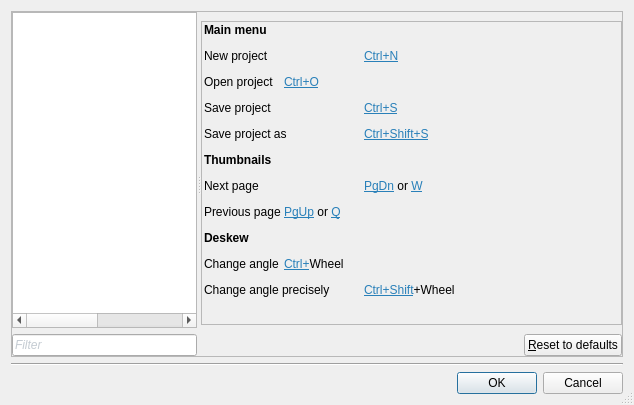
Before: the Qt Designer form ui/SettingsDialog.ui in ImageProcessing-ElectronicPublications/scantailor-deviant, drawn with Qt 5.
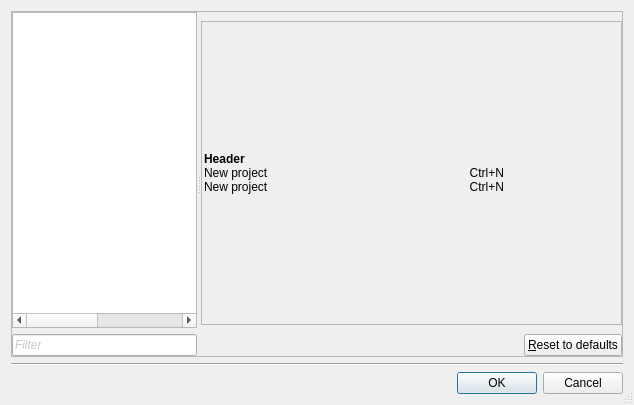
After: the same form once the commit is applied. The open tabs and pages were chosen to show the change. Custom widgets are drawn as their Qt base class.

Commit message: Display hotkeys as html table for portability

Patch:
```diff
--- a/ui/SettingsDialog.ui
+++ b/ui/SettingsDialog.ui
@@ -380,9 +380,9 @@
            <property name="geometry">
             <rect>
              <x>0</x>
-             <y>-8</y>
+             <y>0</y>
              <width>424</width>
-             <height>312</height>
+             <height>301</height>
             </rect>
            </property>
            <layout class="QVBoxLayout" name="verticalLayout_51">
@@ -415,20 +415,22 @@
               <property name="text">
                <string notr="true">&lt;!DOCTYPE HTML PUBLIC &quot;-//W3C//DTD HTML 4.0//EN&quot; &quot;http://www.w3.org/TR/REC-html40/strict.dtd&quot;&gt;
 &lt;html&gt;&lt;head&gt;&lt;meta name=&quot;qrichtext&quot; content=&quot;1&quot; /&gt;&lt;style type=&quot;text/css&quot;&gt;
-p, li { white-space: pre-wrap; }
-&lt;/style&gt;&lt;/head&gt;&lt;body style=&quot; font-family:'Sans Serif'; font-size:9pt; font-weight:400; font-style:normal;&quot;&gt;
-&lt;p style=&quot; margin-top:12px; margin-bottom:12px; margin-left:0px; margin-right:0px; -qt-block-indent:0; text-indent:0px;&quot;&gt;&lt;span style=&quot; font-weight:600;&quot;&gt;Main menu&lt;/span&gt;&lt;/p&gt;
-&lt;p style=&quot; margin-top:12px; margin-bottom:12px; margin-left:0px; margin-right:0px; -qt-block-indent:0; text-indent:0px;&quot;&gt;New project		&lt;a href=&quot;#&quot;&gt;&lt;span style=&quot; text-decoration: underline; color:#2980b9;&quot;&gt;Ctrl+N&lt;/span&gt;&lt;/a&gt;&lt;/p&gt;
-&lt;p style=&quot; margin-top:12px; margin-bottom:12px; margin-left:0px; margin-right:0px; -qt-block-indent:0; text-indent:0px;&quot;&gt;Open project 	&lt;a href=&quot;#&quot;&gt;&lt;span style=&quot; text-decoration: underline; color:#2980b9;&quot;&gt;Ctrl+O&lt;/span&gt;&lt;/a&gt;&lt;/p&gt;
-&lt;p style=&quot; margin-top:12px; margin-bottom:12px; margin-left:0px; margin-right:0px; -qt-block-indent:0; text-indent:0px;&quot;&gt;Save project 		&lt;a href=&quot;#&quot;&gt;&lt;span style=&quot; text-decoration: underline; color:#2980b9;&quot;&gt;Ctrl+S&lt;/span&gt;&lt;/a&gt;&lt;/p&gt;
-&lt;p style=&quot; margin-top:12px; margin-bottom:12px; margin-left:0px; margin-right:0px; -qt-block-indent:0; text-indent:0px;&quot;&gt;Save project as 	&lt;a href=&quot;#&quot;&gt;&lt;span style=&quot; text-decoration: underline; color:#2980b9;&quot;&gt;Ctrl+Shift+S&lt;/span&gt;&lt;/a&gt;&lt;/p&gt;
-&lt;p style=&quot; margin-top:12px; margin-bottom:12px; margin-left:0px; margin-right:0px; -qt-block-indent:0; text-indent:0px;&quot;&gt;&lt;span style=&quot; font-weight:600;&quot;&gt;Thumbnails&lt;/span&gt;&lt;/p&gt;
-&lt;p style=&quot; margin-top:12px; margin-bottom:12px; margin-left:0px; margin-right:0px; -qt-block-indent:0; text-indent:0px;&quot;&gt;Next page		&lt;a href=&quot;#&quot;&gt;&lt;span style=&quot; text-decoration: underline; color:#2980b9;&quot;&gt;PgDn&lt;/span&gt;&lt;/a&gt; or &lt;a href=&quot;#&quot;&gt;&lt;span style=&quot; text-decoration: underline; color:#2980b9;&quot;&gt;W&lt;/span&gt;&lt;/a&gt;&lt;/p&gt;
-&lt;p style=&quot; margin-top:12px; margin-bottom:12px; margin-left:0px; margin-right:0px; -qt-block-indent:0; text-indent:0px;&quot;&gt;Previous page	&lt;a href=&quot;#&quot;&gt;&lt;span style=&quot; text-decoration: underline; color:#2980b9;&quot;&gt;PgUp&lt;/span&gt;&lt;/a&gt; or &lt;a href=&quot;#&quot;&gt;&lt;span style=&quot; text-decoration: underline; color:#2980b9;&quot;&gt;Q&lt;/span&gt;&lt;/a&gt;&lt;/p&gt;
-&lt;p style=&quot; margin-top:12px; margin-bottom:12px; margin-left:0px; margin-right:0px; -qt-block-indent:0; text-indent:0px;&quot;&gt;&lt;span style=&quot; font-weight:600;&quot;&gt;Deskew&lt;/span&gt;&lt;/p&gt;
-&lt;p style=&quot; margin-top:12px; margin-bottom:12px; margin-left:0px; margin-right:0px; -qt-block-indent:0; text-indent:0px;&quot;&gt;Change angle	&lt;a href=&quot;#&quot;&gt;&lt;span style=&quot; text-decoration: underline; color:#2980b9;&quot;&gt;Ctrl+&lt;/span&gt;&lt;/a&gt;Wheel&lt;/p&gt;
-&lt;p style=&quot; margin-top:12px; margin-bottom:12px; margin-left:0px; margin-right:0px; -qt-block-indent:0; text-indent:0px;&quot;&gt;Change angle precisely	&lt;a href=&quot;#&quot;&gt;&lt;span style=&quot; text-decoration: underline; color:#2980b9;&quot;&gt;Ctrl+Shift&lt;/span&gt;&lt;/a&gt;+Wheel&lt;/p&gt;
-&lt;p style=&quot;-qt-paragraph-type:empty; margin-top:12px; margin-bottom:12px; margin-left:0px; margin-right:0px; -qt-block-indent:0; text-indent:0px;&quot;&gt;&lt;br /&gt;&lt;/p&gt;&lt;/body&gt;&lt;/html&gt;</string>
+p, li { white-space: pre-wrap; }&lt;/style&gt;&lt;/head&gt;&lt;body&gt;
+&lt;table border=&quot;0&quot; style=&quot; margin-top:0px; margin-bottom:0px; margin-left:0px; margin-right:0px;&quot; width=&quot;300&quot; cellspacing=&quot;0&quot; cellpadding=&quot;0&quot;&gt;
+&lt;tr&gt;
+&lt;td&gt;
+&lt;p style=&quot; margin-top:0px; margin-bottom:0px; margin-left:0px; margin-right:0px; -qt-block-indent:0; text-indent:0px;&quot;&gt;&lt;span style=&quot; font-weight:600;&quot;&gt;Header&lt;/span&gt;&lt;/p&gt;&lt;/td&gt;
+&lt;td&gt;&lt;/td&gt;&lt;/tr&gt;
+&lt;tr&gt;
+&lt;td&gt;
+&lt;p style=&quot; margin-top:0px; margin-bottom:0px; margin-left:0px; margin-right:0px; -qt-block-indent:0; text-indent:0px;&quot;&gt;New project&lt;/p&gt;&lt;/td&gt;
+&lt;td&gt;
+&lt;p align=&quot;right&quot; style=&quot; margin-top:0px; margin-bottom:0px; margin-left:0px; margin-right:0px; -qt-block-indent:0; text-indent:0px;&quot;&gt;Ctrl+N&lt;/p&gt;&lt;/td&gt;&lt;/tr&gt;
+&lt;tr&gt;
+&lt;td&gt;
+&lt;p style=&quot; margin-top:0px; margin-bottom:0px; margin-left:0px; margin-right:0px; -qt-block-indent:0; text-indent:0px;&quot;&gt;New project&lt;/p&gt;&lt;/td&gt;
+&lt;td&gt;
+&lt;p align=&quot;right&quot; style=&quot; margin-top:0px; margin-bottom:0px; margin-left:0px; margin-right:0px; -qt-block-indent:0; text-indent:0px;&quot;&gt;Ctrl+N&lt;/p&gt;&lt;/td&gt;&lt;/tr&gt;&lt;/table&gt;&lt;/body&gt;&lt;/html&gt;</string>
               </property>
               <property name="textFormat">
                <enum>Qt::RichText</enum>
```
Left out of the diff: 30 changed lines with no effect on the pictures. The commit also changes 1 other file.
